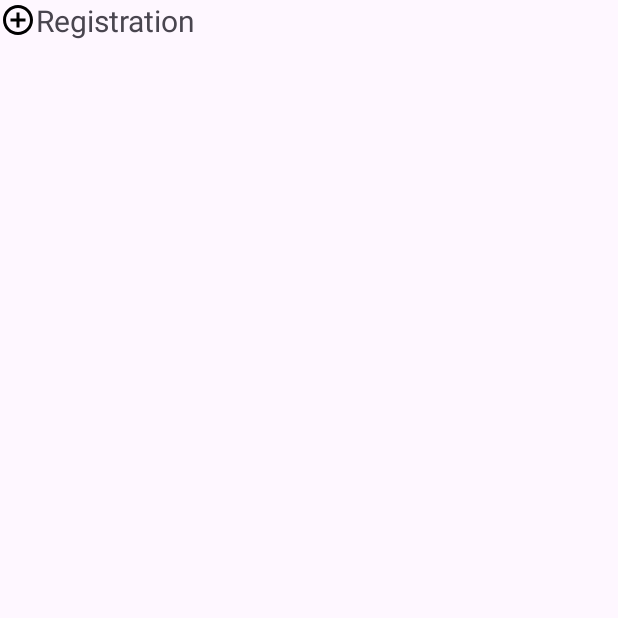
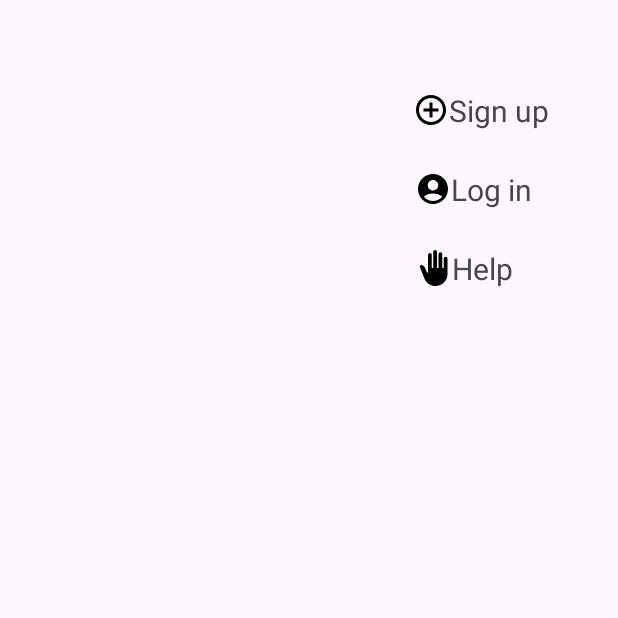
Before and after one commit to mxrkxvka/9Tolstov102, an Android app: the screen it shows after launch (MainActivity), on a phone screen of 412 x 824 dp, the top half of it. Run offline under Robolectric (Android 15) with nearby library versions, the phone set to English and light mode, and no system bars.

Commit message:
login, help textViews their location (signup too)

```diff
--- /dev/null
+++ b/app/src/main/res/drawable/help.xml
@@ -0,0 +1,5 @@
+<vector xmlns:android="http://schemas.android.com/apk/res/android" android:height="24dp" android:tint="#000000" android:viewportHeight="24" android:viewportWidth="24" android:width="24dp">
+
+    <path android:fillColor="@android:color/white" android:pathData="M13,24c-3.26,0 -6.19,-1.99 -7.4,-5.02l-3.03,-7.61C2.26,10.58 3,9.79 3.81,10.05l0.79,0.26c0.56,0.18 1.02,0.61 1.24,1.16L7.25,15H8V3.25C8,2.56 8.56,2 9.25,2s1.25,0.56 1.25,1.25V12h1V1.25C11.5,0.56 12.06,0 12.75,0S14,0.56 14,1.25V12h1V2.75c0,-0.69 0.56,-1.25 1.25,-1.25c0.69,0 1.25,0.56 1.25,1.25V12h1V5.75c0,-0.69 0.56,-1.25 1.25,-1.25S21,5.06 21,5.75V16C21,20.42 17.42,24 13,24z"/>
+
+</vector>
--- /dev/null
+++ b/app/src/main/res/drawable/login.xml
@@ -0,0 +1,5 @@
+<vector xmlns:android="http://schemas.android.com/apk/res/android" android:height="24dp" android:tint="#000000" android:viewportHeight="24" android:viewportWidth="24" android:width="24dp">
+
+    <path android:fillColor="@android:color/white" android:pathData="M12,2C6.48,2 2,6.48 2,12s4.48,10 10,10s10,-4.48 10,-10S17.52,2 12,2zM12,6c1.93,0 3.5,1.57 3.5,3.5S13.93,13 12,13s-3.5,-1.57 -3.5,-3.5S10.07,6 12,6zM12,20c-2.03,0 -4.43,-0.82 -6.14,-2.88C7.55,15.8 9.68,15 12,15s4.45,0.8 6.14,2.12C16.43,19.18 14.03,20 12,20z"/>
+
+</vector>
--- a/app/src/main/res/layout/activity_main.xml
+++ b/app/src/main/res/layout/activity_main.xml
@@ -22,12 +22,48 @@
         tools:srcCompat="@tools:sample/avatars" />
 
     <TextView
+        android:id="@+id/tvHelp"
+        android:layout_width="wrap_content"
+        android:layout_height="wrap_content"
+        android:layout_marginStart="48dp"
+        android:layout_marginTop="25dp"
+        android:layout_marginEnd="70dp"
+        android:drawableLeft="@drawable/help"
+        android:text="Help"
+        android:textSize="20sp"
+        app:layout_constraintEnd_toEndOf="parent"
+        app:layout_constraintHorizontal_bias="1.0"
+        app:layout_constraintStart_toEndOf="@+id/imgLogin"
+        app:layout_constraintTop_toBottomOf="@+id/tvLogin" />
+
+    <TextView
+        android:id="@+id/tvLogin"
+        android:layout_width="wrap_content"
+        android:layout_height="wrap_content"
+        android:layout_marginStart="48dp"
+        android:layout_marginTop="25dp"
+        android:layout_marginEnd="57dp"
+        android:drawableLeft="@drawable/login"
+        android:text="Log in"
+        android:textSize="20sp"
+        app:layout_constraintEnd_toEndOf="parent"
+        app:layout_constraintHorizontal_bias="1.0"
+        app:layout_constraintStart_toEndOf="@+id/imgLogin"
+        app:layout_constraintTop_toBottomOf="@+id/tvRegistration" />
+
+    <TextView
         android:id="@+id/tvRegistration"
         android:layout_width="wrap_content"
         android:layout_height="wrap_content"
+        android:layout_marginStart="25dp"
+        android:layout_marginTop="60dp"
+        android:layout_marginEnd="25dp"
         android:drawableLeft="@drawable/registration"
-        android:text="Registration"
+        android:text="Sign up"
         android:textSize="20sp"
-        tools:layout_editor_absoluteX="254dp"
-        tools:layout_editor_absoluteY="36dp" />
+        app:layout_constraintEnd_toEndOf="parent"
+        app:layout_constraintHorizontal_bias="0.522"
+        app:layout_constraintStart_toEndOf="@+id/imgLogin"
+        app:layout_constraintTop_toTopOf="parent" />
+
 </androidx.constraintlayout.widget.ConstraintLayout>
```
